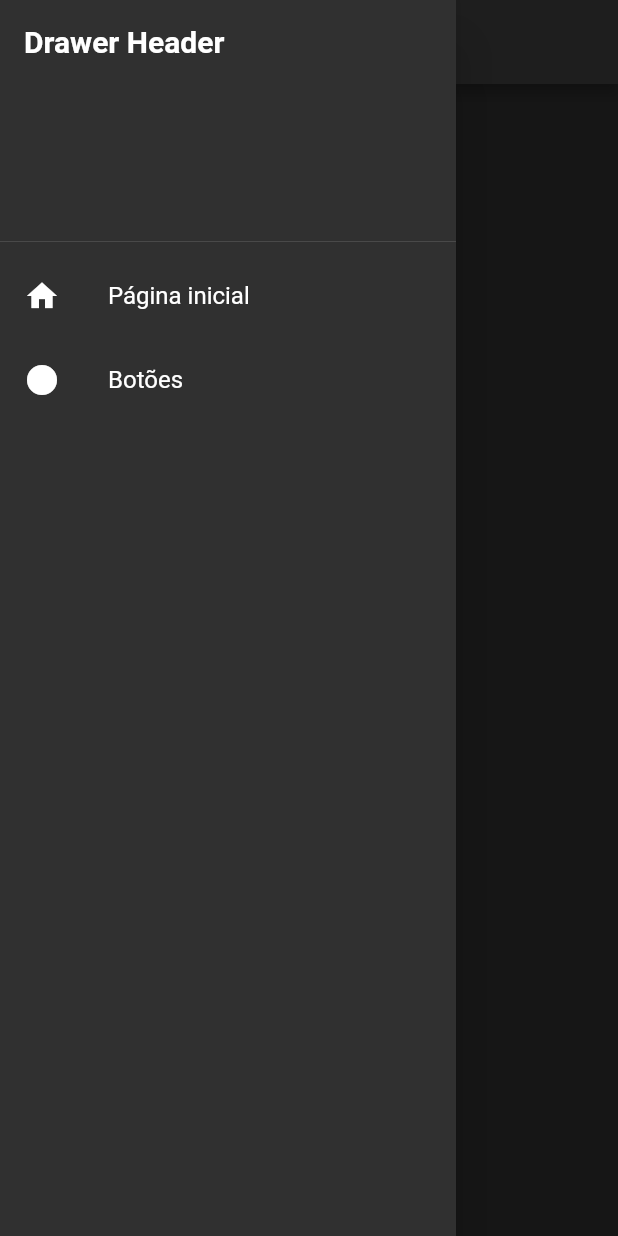
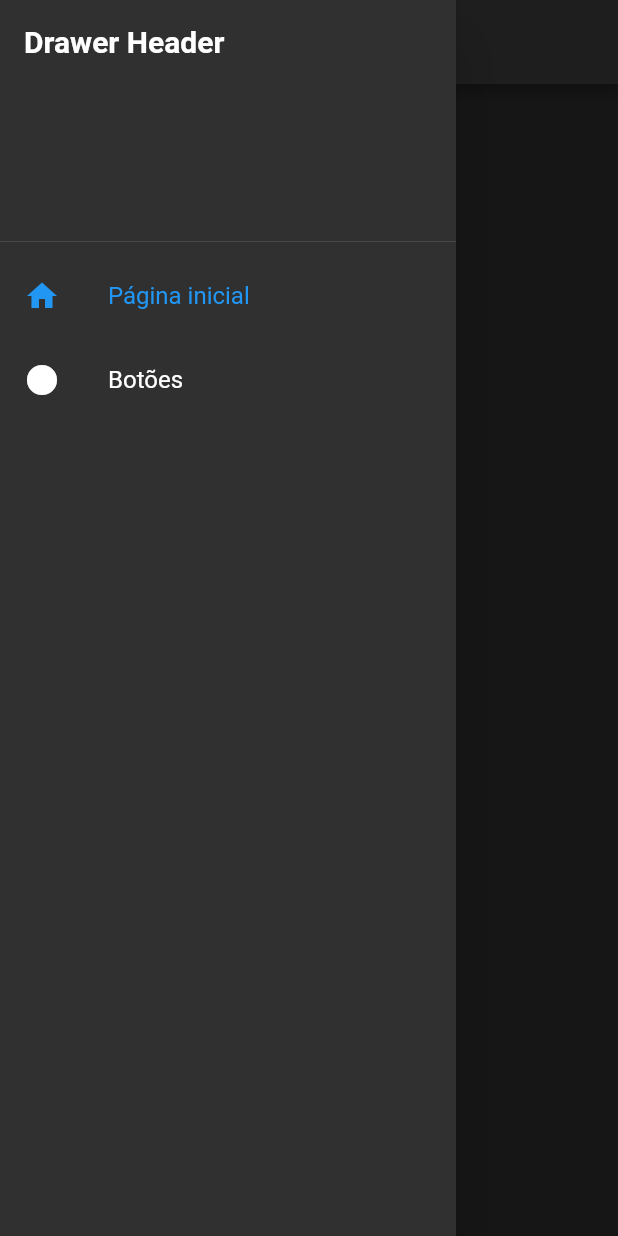
Before and after one commit to Kainato/flutter_training, a Flutter app: the screen it shows after launch, with the side drawer open, on a phone screen of 412 x 824 dp. Run offline on Flutter 3.47's test engine with Material 3 defaults, Android fonts, the phone set to English and light mode, and no system bars.

Commit message:
Navegação personalizada do app

```diff
--- a/lib/main.dart
+++ b/lib/main.dart
@@ -1,9 +1,11 @@
 import 'package:flutter/material.dart';
-import 'package:flutter_training/app/home_page.dart';
+import 'package:flutter_training/routes/app_routes.dart';
 
 void main() {
   runApp(const MainApp());
 }
+
+final GlobalKey<NavigatorState> navigatorKey = GlobalKey<NavigatorState>();
 
 class MainApp extends StatelessWidget {
   const MainApp({super.key});
@@ -13,7 +15,9 @@ class MainApp extends StatelessWidget {
     return MaterialApp(
       debugShowCheckedModeBanner: false,
       themeMode: ThemeMode.system,
-      home: HomePage(),
+      navigatorKey: navigatorKey,
+      initialRoute: AppRoutes.home.path,
+      routes: AppRoutesExtension.allRoutes,
       theme: ThemeData(
         useMaterial3: false,
         brightness: Brightness.dark,
--- /dev/null
+++ b/lib/routes/app_routes.dart
@@ -0,0 +1,52 @@
+import 'package:flutter/material.dart';
+
+import '../app/home_page.dart';
+import '../app/increment_page.dart';
+
+enum AppRoutes { home, increment }
+
+extension AppRoutesExtension on AppRoutes {
+  bool isSelected(BuildContext context) {
+    return ModalRoute.of(context)?.settings.name == path;
+  }
+
+  String get path {
+    switch (this) {
+      case AppRoutes.home:
+        return '/';
+      case AppRoutes.increment:
+        return '/increment';
+    }
+  }
+
+  String get name {
+    switch (this) {
+      case AppRoutes.home:
+        return 'Página inicial';
+      case AppRoutes.increment:
+        return 'Botões';
+    }
+  }
+
+  IconData get icon {
+    switch (this) {
+      case AppRoutes.home:
+        return Icons.home;
+      case AppRoutes.increment:
+        return Icons.circle;
+    }
+  }
+
+  Map<String, WidgetBuilder> get routes {
+    switch (this) {
+      case AppRoutes.home:
+        return {'/': (context) => const HomePage()};
+      case AppRoutes.increment:
+        return {'/increment': (context) => const IncrementPage()};
+    }
+  }
+
+  static Map<String, WidgetBuilder> get allRoutes {
+    return {for (var route in AppRoutes.values) ...route.routes};
+  }
+}
--- a/lib/widgets/standard_drawer.dart
+++ b/lib/widgets/standard_drawer.dart
@@ -1,7 +1,8 @@
 import 'package:flutter/material.dart';
+import 'package:flutter_training/extension/build_context_extension.dart';
+import 'package:flutter_training/routes/app_routes.dart';
 
-import '../app/home_page.dart';
-import '../app/increment_page.dart';
+import '../routes/app_navigator.dart';
 
 class StandardDrawer extends StatelessWidget {
   const StandardDrawer({super.key});
@@ -16,29 +17,21 @@ class StandardDrawer extends StatelessWidget {
             decoration: BoxDecoration(),
             child: Text(
               'Drawer Header',
-              style: Theme.of(context).textTheme.headlineLarge,
+              style: context.headlineLarge,
               maxLines: 2,
             ),
           ),
           ListTile(
-            title: const Text('Página inicial'),
-            leading: const Icon(Icons.home),
-            onTap: () {
-              Navigator.pushReplacement(
-                context,
-                MaterialPageRoute(builder: (context) => HomePage()),
-              );
-            },
+            title: Text(AppRoutes.home.name),
+            leading: Icon(AppRoutes.home.icon),
+            selected: AppRoutes.home.isSelected(context),
+            onTap: () => AppNavigator.pushReplacement(AppRoutes.home),
           ),
           ListTile(
-            title: const Text('Botões'),
-            leading: const Icon(Icons.circle),
-            onTap: () {
-              Navigator.pushReplacement(
-                context,
-                MaterialPageRoute(builder: (context) => const IncrementPage()),
-              );
-            },
+            title: Text(AppRoutes.increment.name),
+            leading: Icon(AppRoutes.increment.icon),
+            selected: AppRoutes.increment.isSelected(context),
+            onTap: () => AppNavigator.push(AppRoutes.increment),
           ),
         ],
       ),
```
Also changed, not shown: lib/routes/app_navigator.dart (added, +65 -0 lines).
